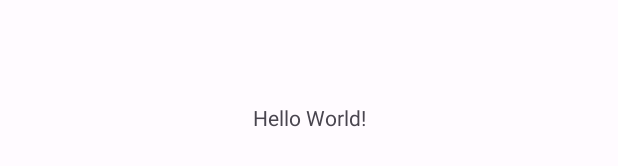
After one commit to aeliusS/HackerNews, an Android app: the layout fragment_news.xml on its own in the app's theme, with its tools: preview values and no code run, on a phone screen of 412 x 824 dp. The commit adds this screen. Shown: the part 501-667 px from the top of the screen. Run offline under Robolectric (Android 15) with nearby library versions, the phone set to English and light mode, and no system bars.

Commit message:
added news list fragment and a navigation graph

```diff
--- a/app/build.gradle
+++ b/app/build.gradle
@@ -18,6 +18,10 @@ android {
         versionName "1.0"
 
         testInstrumentationRunner "androidx.test.runner.AndroidJUnitRunner"
+    }
+
+    buildFeatures {
+        dataBinding true
     }
 
     buildTypes {
--- a/app/src/main/java/com/example/android/hackernews/NewsActivity.kt
+++ b/app/src/main/java/com/example/android/hackernews/NewsActivity.kt
@@ -2,7 +2,9 @@ package com.example.android.hackernews
 
 import androidx.appcompat.app.AppCompatActivity
 import android.os.Bundle
+import dagger.hilt.android.AndroidEntryPoint
 
+@AndroidEntryPoint
 class NewsActivity : AppCompatActivity() {
     override fun onCreate(savedInstanceState: Bundle?) {
         super.onCreate(savedInstanceState)
--- /dev/null
+++ b/app/src/main/res/layout/fragment_news.xml
@@ -0,0 +1,21 @@
+<?xml version="1.0" encoding="utf-8"?>
+<layout xmlns:android="http://schemas.android.com/apk/res/android"
+    xmlns:app="http://schemas.android.com/apk/res-auto"
+    xmlns:tools="http://schemas.android.com/tools">
+
+    <androidx.constraintlayout.widget.ConstraintLayout
+        android:layout_width="match_parent"
+        android:layout_height="match_parent"
+        tools:context="newslist.NewsListFragment">
+
+        <TextView
+            android:layout_width="wrap_content"
+            android:layout_height="wrap_content"
+            android:text="Hello World!"
+            app:layout_constraintBottom_toBottomOf="parent"
+            app:layout_constraintEnd_toEndOf="parent"
+            app:layout_constraintStart_toStartOf="parent"
+            app:layout_constraintTop_toTopOf="parent" />
+
+    </androidx.constraintlayout.widget.ConstraintLayout>
+</layout>
```
Also changed, not shown: app/src/main/java/com/example/android/hackernews/newslist/NewsListFragment.kt (added, +23 -0 lines), app/src/main/res/layout/activity_main.xml (+8 -8 lines), app/src/main/res/navigation/nav_graph.xml (added, +13 -0 lines).
